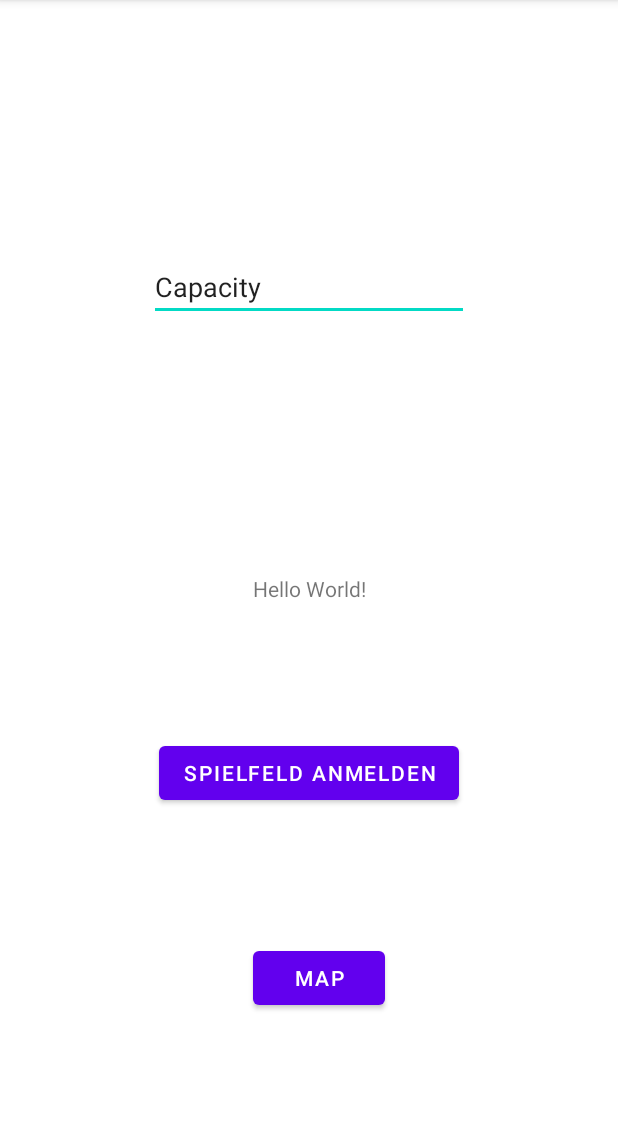
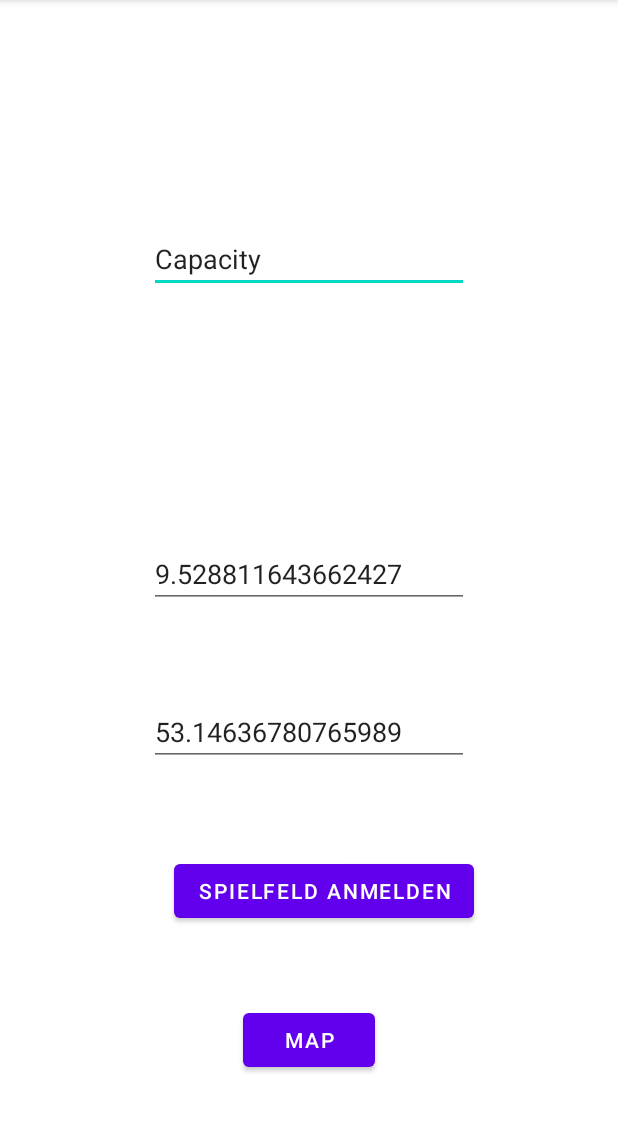
Before and after one commit to baninho/Flunk, an Android app: the screen it shows after launch (MainActivity), on a phone screen of 412 x 824 dp, the part 84-1216 px from its top. Run offline under Robolectric (Android 15) with nearby library versions, the phone set to English and light mode, and no system bars; our stand-ins replace Firebase (no records; nobody signed in at launch, a user with empty details on screens opened directly).

Commit message:
Add inputs to populate data object

```diff
--- a/app/src/main/java/dev/baninho/flunk/ui/MainActivity.kt
+++ b/app/src/main/java/dev/baninho/flunk/ui/MainActivity.kt
@@ -28,6 +28,8 @@ class MainActivity : AppCompatActivity() {
         mapButton = findViewById(R.id.mapButton)
         enlistButton = findViewById(R.id.enlistButton)
         lblCapacity = findViewById(R.id.courtCapacity)
+        lblLatitudeValue = findViewById(R.id.courtLatitude)
+        lblLongitudeValue = findViewById(R.id.courtLongitude)
 
         mapButton.setOnClickListener {
             val intent = Intent(this, MapsActivity::class.java)
--- a/app/src/main/res/layout/activity_main.xml
+++ b/app/src/main/res/layout/activity_main.xml
@@ -13,44 +13,56 @@
         android:text="@string/map_button_text"
         app:layout_constraintBottom_toBottomOf="parent"
         app:layout_constraintEnd_toEndOf="parent"
-        app:layout_constraintHorizontal_bias="0.52"
         app:layout_constraintStart_toStartOf="parent"
-        app:layout_constraintTop_toBottomOf="@+id/textView"
-        app:layout_constraintVertical_bias="0.711" />
-
-    <TextView
-        android:id="@+id/textView"
-        android:layout_width="wrap_content"
-        android:layout_height="wrap_content"
-        android:layout_marginTop="32dp"
-        android:layout_marginBottom="16dp"
-        android:text="Hello World!"
-        app:layout_constraintBottom_toBottomOf="parent"
-        app:layout_constraintLeft_toLeftOf="parent"
-        app:layout_constraintRight_toRightOf="parent"
-        app:layout_constraintTop_toTopOf="parent" />
+        app:layout_constraintTop_toBottomOf="@+id/enlistButton" />
 
     <EditText
         android:id="@+id/courtCapacity"
         android:layout_width="wrap_content"
         android:layout_height="wrap_content"
         android:ems="10"
+        android:importantForAutofill="no"
         android:inputType="textPersonName"
         android:text="@string/capacityText"
-        app:layout_constraintBottom_toTopOf="@+id/textView"
+        app:layout_constraintBottom_toTopOf="@+id/enlistButton"
         app:layout_constraintEnd_toEndOf="parent"
         app:layout_constraintStart_toStartOf="parent"
-        app:layout_constraintTop_toTopOf="parent"
-        android:importantForAutofill="no" />
+        app:layout_constraintTop_toTopOf="parent" />
 
     <Button
         android:id="@+id/enlistButton"
         android:layout_width="wrap_content"
         android:layout_height="wrap_content"
+        android:layout_marginTop="225dp"
         android:text="@string/enlistButtonText"
-        app:layout_constraintBottom_toTopOf="@+id/mapButton"
+        app:layout_constraintBottom_toBottomOf="parent"
+        app:layout_constraintEnd_toEndOf="parent"
+        app:layout_constraintHorizontal_bias="0.548"
+        app:layout_constraintStart_toStartOf="parent"
+        app:layout_constraintTop_toBottomOf="@+id/courtCapacity" />
+
+    <EditText
+        android:id="@+id/courtLongitude"
+        android:layout_width="wrap_content"
+        android:layout_height="wrap_content"
+        android:ems="10"
+        android:inputType="textPersonName"
+        android:text="@string/courtLongitudeText"
+        app:layout_constraintBottom_toTopOf="@+id/enlistButton"
         app:layout_constraintEnd_toEndOf="parent"
         app:layout_constraintStart_toStartOf="parent"
-        app:layout_constraintTop_toBottomOf="@+id/textView" />
+        app:layout_constraintTop_toBottomOf="@+id/courtCapacity" />
+
+    <EditText
+        android:id="@+id/courtLatitude"
+        android:layout_width="wrap_content"
+        android:layout_height="wrap_content"
+        android:ems="10"
+        android:inputType="textPersonName"
+        android:text="@string/courtLatitudeText"
+        app:layout_constraintBottom_toTopOf="@+id/enlistButton"
+        app:layout_constraintEnd_toEndOf="parent"
+        app:layout_constraintStart_toStartOf="parent"
+        app:layout_constraintTop_toBottomOf="@+id/courtLongitude" />
 
 </androidx.constraintlayout.widget.ConstraintLayout>
--- a/app/src/main/res/values/strings.xml
+++ b/app/src/main/res/values/strings.xml
@@ -6,4 +6,6 @@
     <string name="hello_blank_fragment">Hello blank fragment</string>
     <string name="capacityText">Capacity</string>
     <string name="enlistButtonText">Spielfeld anmelden</string>
+    <string name="courtLongitudeText">9.528811643662427</string>
+    <string name="courtLatitudeText">53.14636780765989</string>
 </resources>
```
